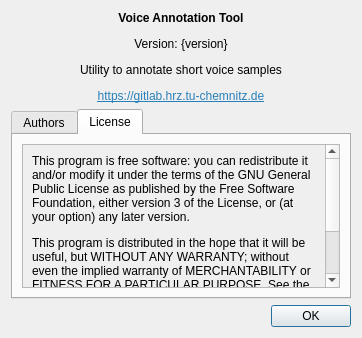
Qt form src/ui/about.ui (tud-zih-energy/voice-annotation-tool) before a commit.
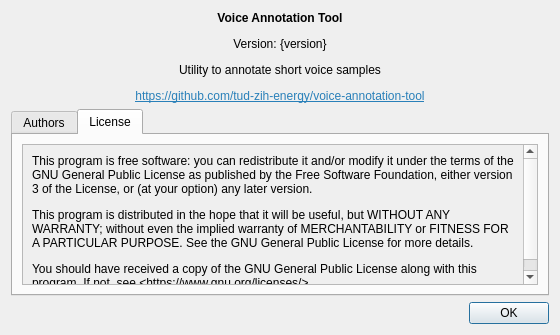
The same form after that commit. The open tabs and pages were chosen to show the change.

Commit message: Change link in about dialog

The edit to the form file:
```diff
--- a/src/ui/about.ui
+++ b/src/ui/about.ui
@@ -6,8 +6,8 @@
    <rect>
     <x>0</x>
     <y>0</y>
-    <width>362</width>
-    <height>338</height>
+    <width>560</width>
+    <height>335</height>
    </rect>
   </property>
   <property name="windowTitle">
@@ -17,7 +17,7 @@
    <item>
     <widget class="QLabel" name="descriptionLabel">
      <property name="text">
-      <string>&lt;html&gt;&lt;head/&gt;&lt;body&gt;&lt;p align=&quot;center&quot;&gt;&lt;span style=&quot; font-weight:600;&quot;&gt;Voice Annotation Tool&lt;/span&gt;&lt;/p&gt;&lt;p align=&quot;center&quot;&gt;Version: {version}&lt;/p&gt;&lt;p align=&quot;center&quot;&gt;Utility to annotate short voice samples&lt;/p&gt;&lt;p align=&quot;center&quot;&gt;&lt;a href=&quot;https://gitlab.hrz.tu-chemnitz.de/tud-zih-energy/machine-learning/voice-annotation-tool&quot;&gt;&lt;span style=&quot; text-decoration: underline; color:#2980b9;&quot;&gt;https://gitlab.hrz.tu-chemnitz.de&lt;/span&gt;&lt;/a&gt;&lt;/p&gt;&lt;/body&gt;&lt;/html&gt;</string>
+      <string>&lt;html&gt;&lt;head/&gt;&lt;body&gt;&lt;p align=&quot;center&quot;&gt;&lt;span style=&quot; font-weight:600;&quot;&gt;Voice Annotation Tool&lt;/span&gt;&lt;/p&gt;&lt;p align=&quot;center&quot;&gt;Version: {version}&lt;/p&gt;&lt;p align=&quot;center&quot;&gt;Utility to annotate short voice samples&lt;/p&gt;&lt;p align=&quot;center&quot;&gt;&lt;a href=&quot;https://github.com/tud-zih-energy/voice-annotation-tool&quot;&gt;&lt;span style=&quot; text-decoration: underline; color:#2980b9;&quot;&gt;https://github.com/tud-zih-energy/voice-annotation-tool&lt;/span&gt;&lt;/a&gt;&lt;/p&gt;&lt;/body&gt;&lt;/html&gt;</string>
      </property>
      <property name="textFormat">
       <enum>Qt::RichText</enum>
@@ -70,8 +70,8 @@
            <rect>
             <x>0</x>
             <y>0</y>
-            <width>305</width>
-            <height>519</height>
+            <width>503</width>
+            <height>335</height>
            </rect>
           </property>
           <layout class="QVBoxLayout" name="verticalLayout_4">
```
The commit also changes 1 other file.
